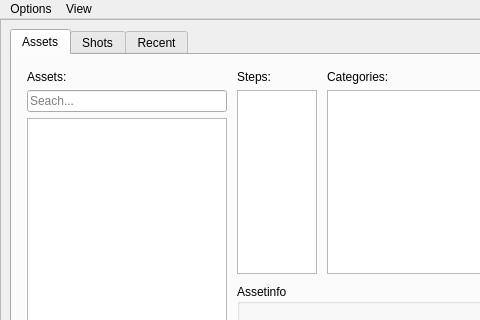
This is Prism/Scripts/ProjectScripts/UserInterfaces/ProjectBrowser.ui in PrismPipeline/Prism as Qt 5 draws it before an edit; both pictures show x 0 to 480 and y 0 to 320 of the 1311 by 870 pixel window. The edited form follows.
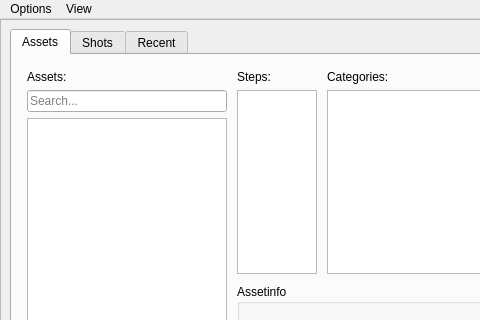
This is the edited form.

Commit message:
Fixed Misspelling of Search
Fixed Misspelling of Search

What changed in the file:
```diff
--- a/Prism/Scripts/ProjectScripts/UserInterfaces/ProjectBrowser.ui
+++ b/Prism/Scripts/ProjectScripts/UserInterfaces/ProjectBrowser.ui
@@ -122,7 +122,7 @@
                <item>
                 <widget class="QLineEdit" name="e_assetSearch">
                  <property name="placeholderText">
-                  <string>Seach...</string>
+                  <string>Search...</string>
                  </property>
                 </widget>
                </item>
```
